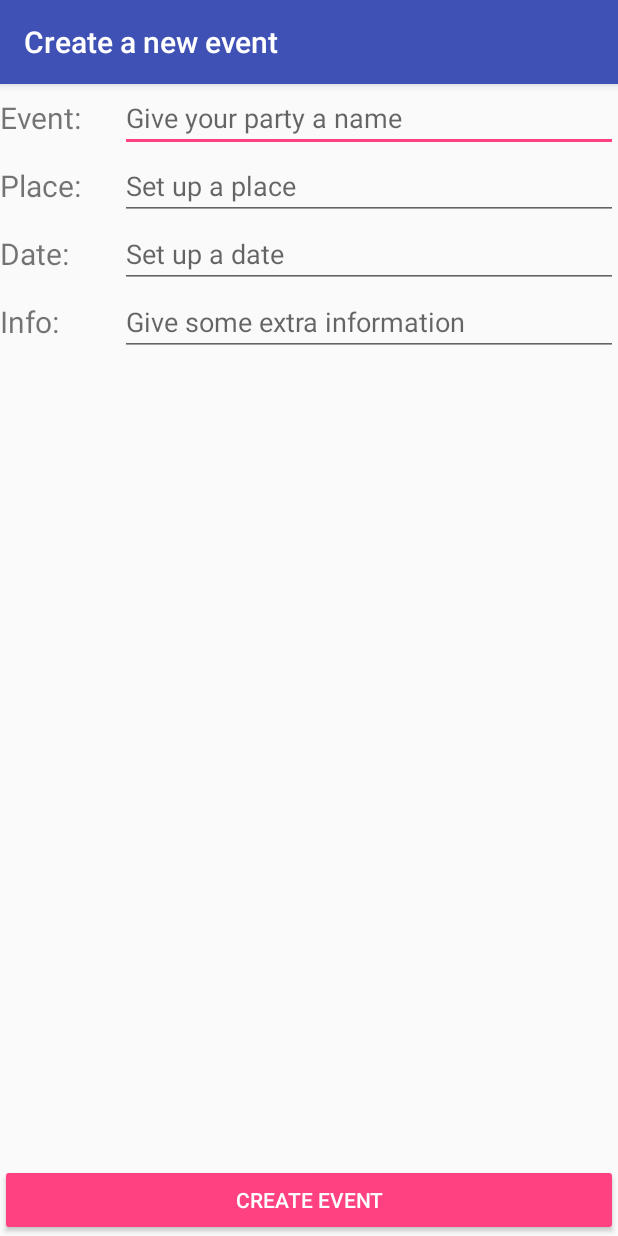
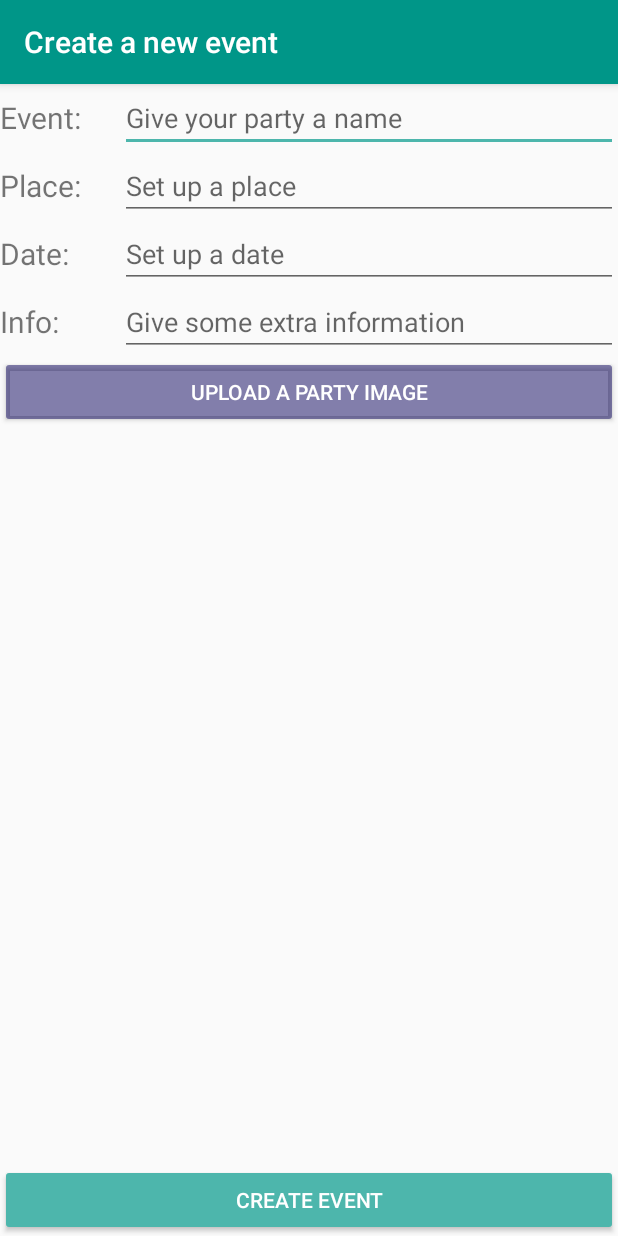
Before and after one commit to tolgasaglik/RedCarpet, an Android app: the PartyCreateActivity screen opened directly, with no data from a screen before it, on a phone screen of 412 x 824 dp. Run offline under Robolectric (Android 15) with nearby library versions, the phone set to English and light mode, and no system bars; our stand-ins replace Firebase (no records; nobody signed in at launch, a user with empty details on screens opened directly); 1 statement that could not run was skipped.

Commit message:
Permissions addedU pload image on party create initialized Layout changed to green

```diff
--- a/app/build.gradle
+++ b/app/build.gradle
@@ -29,6 +29,7 @@ dependencies {
     androidTestImplementation 'com.android.support.test:runner:1.0.1'
     androidTestImplementation 'com.android.support.test.espresso:espresso-core:3.0.1'
     compile 'com.google.firebase:firebase-auth:11.6.2'
+    compile 'com.google.firebase:firebase-storage:11.6.2'
 }
 
 
--- a/app/src/main/java/com/example/saglik/redcarpetapp/Activity/PartyCreateActivity.java
+++ b/app/src/main/java/com/example/saglik/redcarpetapp/Activity/PartyCreateActivity.java
@@ -1,10 +1,12 @@
 package com.example.saglik.redcarpetapp.Activity;
 
 import android.content.Intent;
+import android.graphics.PorterDuff;
 import android.support.v7.app.AppCompatActivity;
 import android.os.Bundle;
 import android.text.TextUtils;
 import android.view.View;
+import android.widget.Button;
 import android.widget.EditText;
 
 import com.example.saglik.redcarpetapp.Classes.Party;
@@ -18,21 +20,30 @@ import com.google.firebase.database.DatabaseError;
 import com.google.firebase.database.DatabaseReference;
 import com.google.firebase.database.FirebaseDatabase;
 import com.google.firebase.database.ValueEventListener;
+import com.google.firebase.storage.FirebaseStorage;
+import com.google.firebase.storage.StorageReference;
 
 public class PartyCreateActivity extends AppCompatActivity {
     private static final String REQUIRED = "REQUIRED";
     User organizer = new User();
     Party party = new Party();
+
     EditText editText1;
     EditText editText2;
     EditText editText3;
     EditText editText4;
 
+    private Button imageButton;
+    private StorageReference mStorage;
+    private static final int GALLERY_INTENT = 2;
+
     @Override
     protected void onCreate(Bundle savedInstanceState) {
         super.onCreate(savedInstanceState);
-        setContentView(R.layout.activity_party);
+        setContentView(R.layout.activity_party_create);
         setTitle("Create a new event");
+        imageButton = findViewById(R.id.button2);
+        imageButton.getBackground().setColorFilter(R.drawable.side_nav_bar, PorterDuff.Mode.MULTIPLY);
 
         setOrganizerName();
 
@@ -40,6 +51,19 @@ public class PartyCreateActivity extends AppCompatActivity {
         editText2 = findViewById(R.id.editText2);
         editText3 = findViewById(R.id.editText3);
         editText4 = findViewById(R.id.editText4);
+
+        mStorage = FirebaseStorage.getInstance().getReference();
+        imageButton = findViewById(R.id.button2);
+        imageButton.setOnClickListener(new View.OnClickListener(){
+            @Override
+            public void onClick(View view) {
+                Intent intent = new Intent(Intent.ACTION_PICK);
+                intent.setType("image/*");
+                startActivityForResult(intent, GALLERY_INTENT);
+            }
+        });
+
+
     }
 
     private void setOrganizerName() {
--- a/app/src/main/res/layout/activity_main.xml
+++ b/app/src/main/res/layout/activity_main.xml
@@ -11,6 +11,7 @@
     <include
         layout="@layout/app_bar_main"
         android:layout_width="match_parent"
+        android:background="@drawable/side_nav_bar"
         android:layout_height="match_parent" />
 
     <android.support.design.widget.NavigationView
--- a/app/src/main/res/layout/activity_party.xml
+++ b/app/src/main/res/layout/activity_party_create.xml
@@ -4,6 +4,7 @@
     xmlns:tools="http://schemas.android.com/tools"
     android:layout_width="match_parent"
     android:layout_height="match_parent"
+
     tools:context="com.example.saglik.redcarpetapp.Activity.PartyCreateActivity">
 
     <TextView
@@ -21,10 +22,10 @@
         android:id="@+id/textView2"
         android:layout_width="wrap_content"
         android:layout_height="wrap_content"
+        android:layout_alignBottom="@id/editText2"
+        android:layout_alignEnd="@+id/textView1"
         android:layout_alignParentStart="true"
         android:layout_below="@+id/textView1"
-        android:layout_alignBottom="@id/editText2"
-        android:layout_alignEnd="@+id/textView1"
         android:gravity="center_vertical"
         android:text="Place:"
         android:textSize="20dp" />
@@ -33,10 +34,10 @@
         android:id="@+id/textView3"
         android:layout_width="wrap_content"
         android:layout_height="wrap_content"
+        android:layout_alignBottom="@id/editText3"
+        android:layout_alignEnd="@+id/textView1"
         android:layout_alignParentStart="true"
         android:layout_below="@+id/textView2"
-        android:layout_alignBottom="@id/editText3"
-        android:layout_alignEnd="@+id/textView1"
         android:gravity="center_vertical"
         android:text="Date:"
         android:textSize="20dp" />
@@ -45,10 +46,10 @@
         android:id="@+id/textView4"
         android:layout_width="wrap_content"
         android:layout_height="wrap_content"
+        android:layout_alignBottom="@id/editText4"
+        android:layout_alignEnd="@+id/textView1"
         android:layout_alignParentStart="true"
         android:layout_below="@+id/textView3"
-        android:layout_alignBottom="@id/editText4"
-        android:layout_alignEnd="@+id/textView1"
         android:gravity="center_vertical"
         android:text="Info:"
         android:textSize="20dp" />
@@ -61,8 +62,8 @@
         android:layout_alignParentTop="true"
         android:layout_toEndOf="@+id/textView1"
         android:ems="10"
-        android:inputType="textPersonName"
-        android:hint="Give your party a name" />
+        android:hint="Give your party a name"
+        android:inputType="textPersonName" />
 
     <EditText
         android:id="@+id/editText2"
@@ -72,8 +73,8 @@
         android:layout_below="@+id/editText1"
         android:layout_toEndOf="@+id/textView2"
         android:ems="10"
-        android:inputType="textPersonName"
-        android:hint="Set up a place" />
+        android:hint="Set up a place"
+        android:inputType="textPersonName" />
 
     <EditText
         android:id="@+id/editText3"
@@ -83,8 +84,8 @@
         android:layout_below="@+id/editText2"
         android:layout_toEndOf="@+id/textView3"
         android:ems="10"
-        android:inputType="textPersonName"
-        android:hint="Set up a date" />
+        android:hint="Set up a date"
+        android:inputType="textPersonName" />
 
     <EditText
         android:id="@+id/editText4"
@@ -94,8 +95,8 @@
         android:layout_below="@+id/editText3"
         android:layout_toEndOf="@+id/textView4"
         android:ems="10"
-        android:inputType="textPersonName"
-        android:hint="Give some extra information" />
+        android:hint="Give some extra information"
+        android:inputType="textPersonName" />
 
     <Button
         android:id="@+id/button1"
@@ -108,4 +109,14 @@
         android:text="Create event"
         android:theme="@style/ThemeOverlay.MyDarkButton" />
 
+    <Button
+        android:id="@+id/button2"
+        android:layout_width="match_parent"
+        android:layout_height="wrap_content"
+        android:layout_alignParentStart="true"
+        android:layout_below="@id/editText4"
+        android:onClick="createEvent"
+        android:text="Upload a party image"
+        android:theme="@style/ThemeOverlay.MyDarkButton"/>
+
 </RelativeLayout>
--- a/app/src/main/res/layout/app_bar_main.xml
+++ b/app/src/main/res/layout/app_bar_main.xml
@@ -13,9 +13,9 @@
 
         <android.support.v7.widget.Toolbar
             android:id="@+id/toolbar"
+            android:background="@drawable/side_nav_bar"
             android:layout_width="match_parent"
             android:layout_height="?attr/actionBarSize"
-            android:background="?attr/colorPrimary"
             app:popupTheme="@style/AppTheme.PopupOverlay" />
 
     </android.support.design.widget.AppBarLayout>
--- a/app/src/main/res/values/colors.xml
+++ b/app/src/main/res/values/colors.xml
@@ -1,8 +1,8 @@
 <?xml version="1.0" encoding="utf-8"?>
 <resources>
-    <color name="colorPrimary">#3F51B5</color>
-    <color name="colorPrimaryDark">#303F9F</color>
-    <color name="colorAccent">#FF4081</color>
+    <color name="colorPrimary">#009688</color>
+    <color name="colorPrimaryDark">#00695C</color>
+    <color name="colorAccent">#4DB6AC</color>
     <color name="grey_100">#F5F5F5</color>
     <color name="grey_300">#E0E0E0</color>
 </resources>
```
Also changed, not shown: app/src/main/AndroidManifest.xml (+7 -0 lines), app/src/main/java/com/example/saglik/redcarpetapp/Activity/MainActivity.java (+28 -7 lines), app/src/main/java/com/example/saglik/redcarpetapp/Activity/PhoneAuthActivity.java (+8 -1 lines).
